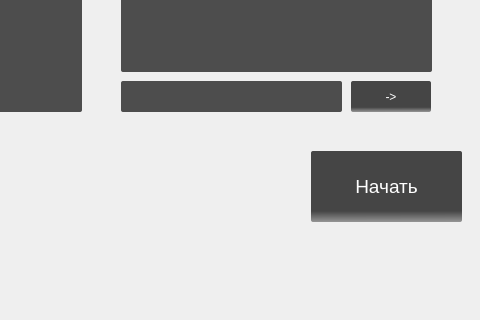
den-Master-2040/ClientChess, file form_group.ui: the form before one commit; both pictures show x 310 to 790 and y 370 to 690 of the 790 by 690 pixel window.
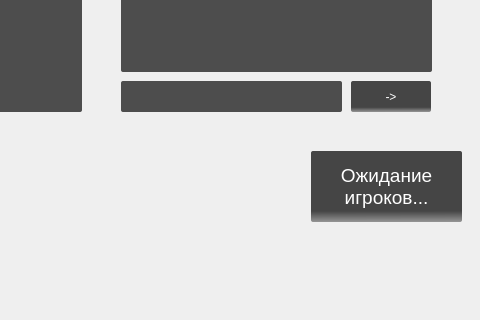
The form after the commit. The open tabs and pages were chosen to show the change.

```diff
--- a/form_group.ui
+++ b/form_group.ui
@@ -388,7 +388,8 @@
 border-radius: 2px;</string>
        </property>
        <property name="text">
-        <string>Начать</string>
+        <string>Ожидание
+игроков...</string>
        </property>
       </widget>
       <widget class="QPushButton" name="pushButton_4">
```
